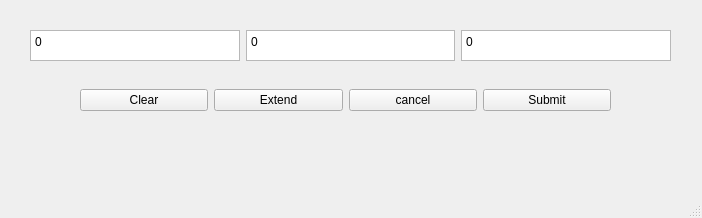
Before: the Qt Designer form main.ui in rakshith111/Shutdownify, drawn with Qt 5.
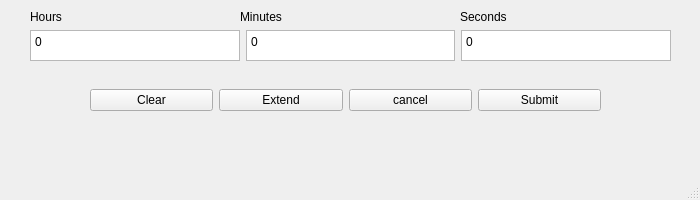
After: the same form once the commit is applied.

Commit message:
Add error box
Error msg box for character in input

Add labels

The edit to the form file:
```diff
--- a/main.ui
+++ b/main.ui
@@ -6,8 +6,8 @@
    <rect>
     <x>0</x>
     <y>0</y>
-    <width>702</width>
-    <height>218</height>
+    <width>700</width>
+    <height>200</height>
    </rect>
   </property>
   <property name="windowTitle">
@@ -57,6 +57,12 @@
      </rect>
     </property>
     <layout class="QHBoxLayout" name="button_layout">
+     <property name="leftMargin">
+      <number>10</number>
+     </property>
+     <property name="rightMargin">
+      <number>10</number>
+     </property>
      <item>
       <widget class="QPushButton" name="clear_btn">
        <property name="text">
@@ -87,16 +93,45 @@
      </item>
     </layout>
    </widget>
-  </widget>
-  <widget class="QMenuBar" name="menubar">
-   <property name="geometry">
-    <rect>
-     <x>0</x>
-     <y>0</y>
-     <width>702</width>
-     <height>21</height>
-    </rect>
-   </property>
+   <widget class="QLabel" name="hrs_label">
+    <property name="geometry">
+     <rect>
+      <x>30</x>
+      <y>10</y>
+      <width>47</width>
+      <height>13</height>
+     </rect>
+    </property>
+    <property name="text">
+     <string>Hours</string>
+    </property>
+   </widget>
+   <widget class="QLabel" name="minutes_label">
+    <property name="geometry">
+     <rect>
+      <x>240</x>
+      <y>10</y>
+      <width>47</width>
+      <height>13</height>
+     </rect>
+    </property>
+    <property name="text">
+     <string>Minutes</string>
+    </property>
+   </widget>
+   <widget class="QLabel" name="seconds_label">
+    <property name="geometry">
+     <rect>
+      <x>460</x>
+      <y>10</y>
+      <width>47</width>
+      <height>13</height>
+     </rect>
+    </property>
+    <property name="text">
+     <string>Seconds</string>
+    </property>
+   </widget>
   </widget>
   <widget class="QStatusBar" name="statusbar"/>
  </widget>
```
The commit also changes 1 other file.
